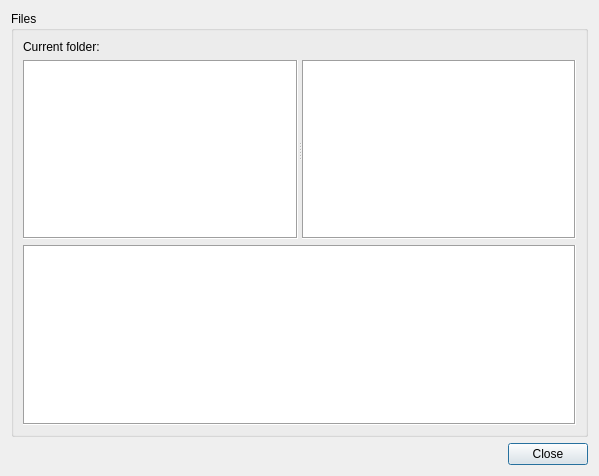
The window that rc/FileBrowserDialog.ui (Preagonal/TilesEditor) describes before a commit, drawn with Qt 5.
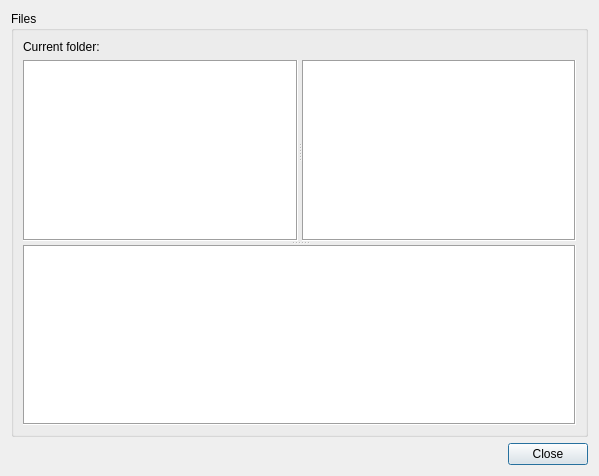
The same window after the commit.

Patch:
```diff
--- a/rc/FileBrowserDialog.ui
+++ b/rc/FileBrowserDialog.ui
@@ -21,9 +21,11 @@
      </property>
      <layout class="QGridLayout" name="gridLayout_2">
       <item row="1" column="0">
-       <layout class="QVBoxLayout" name="verticalLayout">
-        <item>
-         <widget class="QSplitter" name="splitter">
+       <widget class="QSplitter" name="verticalLayout">
+        <property name="orientation">
+            <enum>Qt::Vertical</enum>
+        </property>
+        <widget class="QSplitter" name="splitter">
           <property name="orientation">
            <enum>Qt::Horizontal</enum>
           </property>
@@ -44,8 +46,6 @@
            </property>
           </widget>
          </widget>
-        </item>
-        <item>
          <widget class="QTextEdit" name="textOutput">
           <property name="frameShape">
            <enum>QFrame::Box</enum>
@@ -54,8 +54,7 @@
            <bool>true</bool>
           </property>
          </widget>
-        </item>
-       </layout>
+       </widget>
       </item>
       <item row="0" column="0">
        <widget class="QLabel" name="currentFolderLabel">
```
